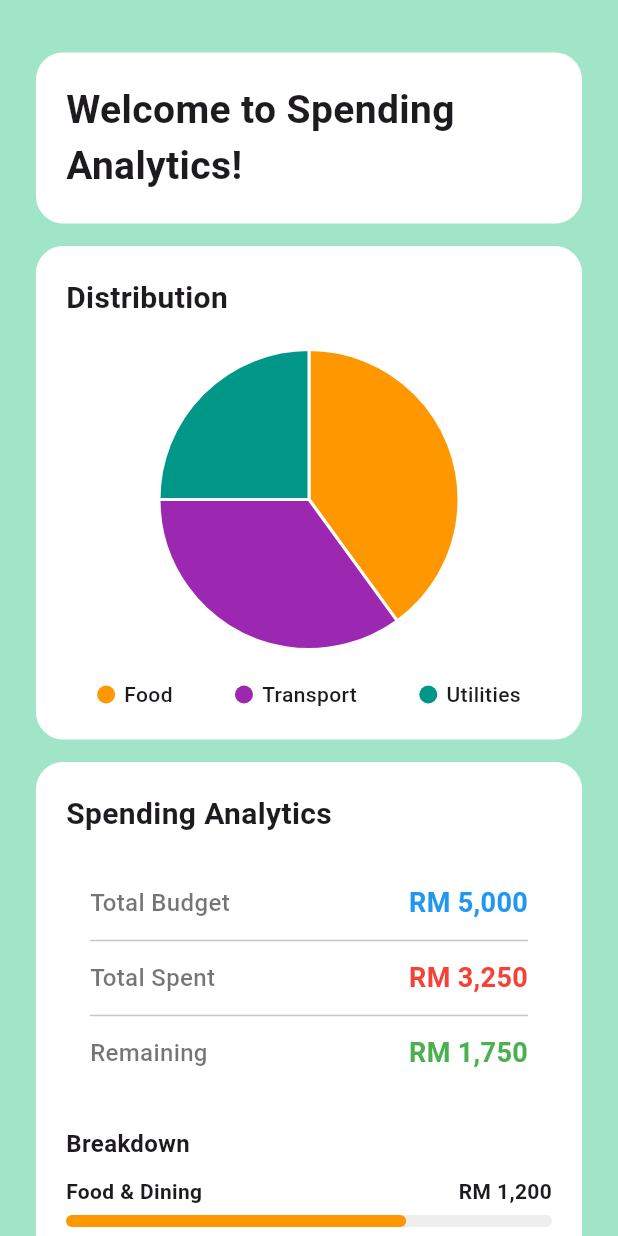
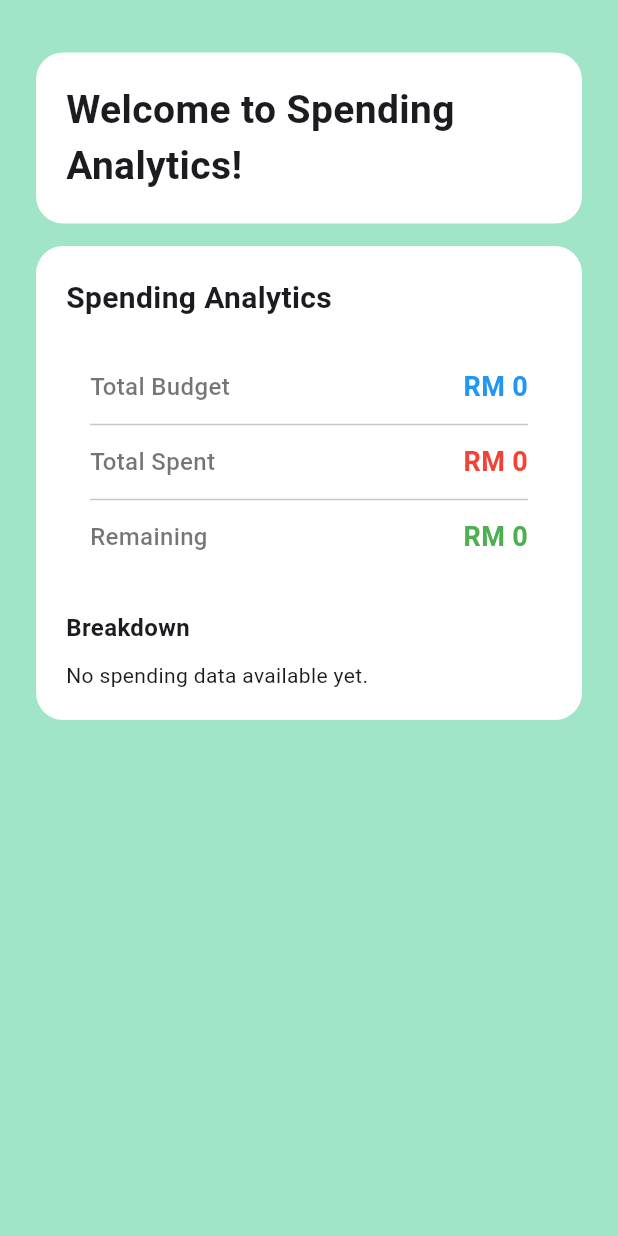
Before and after one commit to adamrujhan/DuitWise-CAT304, a Flutter app: the AnalyticsPage screen opened directly, on a phone screen of 412 x 824 dp. Run offline on Flutter 3.47's test engine with Material 3 defaults, Android fonts, the phone set to English and light mode, and no system bars; our stand-ins replace firebase_auth, firebase_core, firebase_database, fl_chart, flutter_riverpod, go_router and 1 more; accounts and stored records are empty.

Commit message:
added analytics provider and repository and model and also modify analytics page

```diff
--- a/duitwise_app/lib/modules/analytics/view/analytics_page.dart
+++ b/duitwise_app/lib/modules/analytics/view/analytics_page.dart
@@ -1,30 +1,51 @@
 import 'package:duitwise_app/core/widgets/rounded_card.dart';
+import 'package:duitwise_app/data/models/analytics_model.dart';
+// FIX: Use 'package:' and remove '/lib/'
+import 'package:duitwise_app/modules/financial_tracking/providers/analytics_provider.dart';
 import 'package:flutter/material.dart';
+import 'package:flutter_riverpod/flutter_riverpod.dart';
 import 'dart:math';
 
-void main() {
-  runApp(const MaterialApp(home: AnalyticsPage()));
-}
-
-class AnalyticsPage extends StatelessWidget {
+class AnalyticsPage extends ConsumerWidget {
   const AnalyticsPage({super.key});
 
   @override
-  Widget build(BuildContext context) {
+  Widget build(BuildContext context, WidgetRef ref) {
+    // 1. WATCH THE DATA STREAM
+    // This will now trigger a rebuild whenever the financial data changes in Firebase
+    final analyticsAsync = ref.watch(analyticsStreamProvider);
+
     return Scaffold(
-      backgroundColor: const Color(0xFFA0E5C7), // Mint green
+      backgroundColor: const Color(0xFFA0E5C7),
+      body: SafeArea(
+        child: analyticsAsync.when(
+          // LOADING STATE
+          loading: () => const Center(child: CircularProgressIndicator()),
 
-      body: SafeArea(
-        child: SingleChildScrollView(
+          // ERROR STATE
+          error: (err, stack) => Center(child: Text('Error: $err')),
+
+          // DATA LOADED STATE
+          data: (data) {
+            // 2. CALCULATE TOTALS
+            final totalIncome = data.income;
+            // Sum all commitment values
+            final totalSpent = data.commitments.values.fold(0, (sum, item) => sum + item);
+            final remaining = totalIncome - totalSpent;
+
+            // Prepare dynamic colors for categories
+            final List<Color> palette = [
+              Colors.orange, Colors.purple, Colors.teal, Colors.blue, Colors.red, Colors.green
+            ];
+
+            return SingleChildScrollView(
               padding: const EdgeInsets.symmetric(horizontal: 24, vertical: 10),
               child: Column(
                 crossAxisAlignment: CrossAxisAlignment.start,
                 children: [
                   const SizedBox(height: 25),
 
-              // ------------------------------------------------
-              // 1. TOP BOX: Welcome to Spending Analytics
-              // ------------------------------------------------
+                  // --- HEADER ---
                   RoundedCard(
                     child: Padding(
                       padding: const EdgeInsets.all(20),
@@ -37,22 +58,16 @@ class AnalyticsPage extends StatelessWidget {
 
                   const SizedBox(height: 15),
 
-              // ------------------------------------------------
-              // 2. SECOND BOX: Pie Chart
-              // ------------------------------------------------
+                  // --- PIE CHART SECTION ---
+                  // Only show if there is data to display
+                  if (data.commitments.isNotEmpty) ...[
                     RoundedCard(
                       child: Padding(
                         padding: const EdgeInsets.all(20),
                         child: Column(
                           crossAxisAlignment: CrossAxisAlignment.start,
                           children: [
-                      const Text(
-                        "Distribution",
-                        style: TextStyle(
-                          fontSize: 20,
-                          fontWeight: FontWeight.w700,
-                        ),
-                      ),
+                            const Text("Distribution", style: TextStyle(fontSize: 20, fontWeight: FontWeight.w700)),
                             const SizedBox(height: 20),
                             Center(
                               child: SizedBox(
@@ -60,124 +75,101 @@ class AnalyticsPage extends StatelessWidget {
                                 width: 200,
                                 child: CustomPaint(
                                   painter: PieChartPainter(
-                              segments: [
-                                PieSegment(
-                                  color: Colors.orange,
-                                  percentage: 0.4,
-                                ), // Food
-                                PieSegment(
-                                  color: Colors.purple,
-                                  percentage: 0.35,
-                                ), // Transport
-                                PieSegment(
-                                  color: Colors.teal,
-                                  percentage: 0.25,
-                                ), // Utilities
-                              ],
+                                    // Map commitments to PieSegments
+                                    segments: data.commitments.entries.toList().asMap().entries.map((entry) {
+                                      final index = entry.key;
+                                      final value = entry.value.value;
+                                      // Prevent division by zero
+                                      final percentage = totalSpent == 0 ? 0.0 : value / totalSpent;
+
+                                      return PieSegment(
+                                        color: palette[index % palette.length],
+                                        percentage: percentage,
+                                      );
+                                    }).toList(),
                                   ),
                                 ),
                               ),
                             ),
                             const SizedBox(height: 20),
-                      // Legend
-                      Row(
-                        mainAxisAlignment: MainAxisAlignment.spaceAround,
-                        children: [
-                          _buildLegendItem(Colors.orange, "Food"),
-                          _buildLegendItem(Colors.purple, "Transport"),
-                          _buildLegendItem(Colors.teal, "Utilities"),
-                        ],
+                            // Dynamic Legend
+                            Wrap(
+                              spacing: 16,
+                              runSpacing: 8,
+                              children: data.commitments.keys.toList().asMap().entries.map((entry) {
+                                final index = entry.key;
+                                final name = entry.value;
+                                return _buildLegendItem(palette[index % palette.length], name);
+                              }).toList(),
                             ),
                           ],
                         ),
                       ),
                     ),
+                    const SizedBox(height: 15),
+                  ],
 
-              const SizedBox(height: 15),
-
-              // ------------------------------------------------
-              // 3. LAST BOX: Spending Analytics (Details)
-              // ------------------------------------------------
+                  // --- SPENDING DETAILS SECTION ---
                   RoundedCard(
                     child: Padding(
                       padding: const EdgeInsets.all(20),
                       child: Column(
                         crossAxisAlignment: CrossAxisAlignment.start,
                         children: [
-                      const Text(
-                        "Spending Analytics",
-                        style: TextStyle(
-                          fontSize: 20,
-                          fontWeight: FontWeight.w700,
-                        ),
-                      ),
+                          const Text("Spending Analytics", style: TextStyle(fontSize: 20, fontWeight: FontWeight.w700)),
                           const SizedBox(height: 16),
 
-                      // Nested Card for Key Stats
+                          // STATS ROW
                           RoundedCard(
                             child: Padding(
                               padding: const EdgeInsets.all(16),
                               child: Column(
                                 children: [
-                              _buildStatRow(
-                                "Total Budget",
-                                "RM 5,000",
-                                Colors.blue,
-                              ),
+                                  _buildStatRow("Total Budget", "RM $totalIncome", Colors.blue),
                                   const Divider(height: 24),
-                              _buildStatRow(
-                                "Total Spent",
-                                "RM 3,250",
-                                Colors.red,
-                              ),
+                                  _buildStatRow("Total Spent", "RM $totalSpent", Colors.red),
                                   const Divider(height: 24),
-                              _buildStatRow(
-                                "Remaining",
-                                "RM 1,750",
-                                Colors.green,
-                              ),
+                                  _buildStatRow("Remaining", "RM $remaining", Colors.green),
                                 ],
                               ),
                             ),
                           ),
 
                           const SizedBox(height: 20),
-                      const Text(
-                        "Breakdown",
-                        style: TextStyle(
-                          fontSize: 16,
-                          fontWeight: FontWeight.w600,
-                        ),
-                      ),
+                          const Text("Breakdown", style: TextStyle(fontSize: 16, fontWeight: FontWeight.w600)),
                           const SizedBox(height: 10),
+
+                          // DYNAMIC CATEGORY BARS
+                          ...data.commitments.entries.toList().asMap().entries.map((entry) {
+                            final index = entry.key;
+                            final category = entry.value.key;
+                            final amount = entry.value.value;
+                            final percentage = totalIncome == 0 ? 0.0 : amount / totalIncome;
+
+                            return Column(
+                              children: [
                                 _buildCategoryBar(
-                        "Food & Dining",
-                        "RM 1,200",
-                        0.7,
-                        Colors.orange,
+                                  category,
+                                  "RM $amount",
+                                  percentage,
+                                  palette[index % palette.length],
                                 ),
                                 const SizedBox(height: 12),
-                      _buildCategoryBar(
-                        "Transportation",
-                        "RM 450",
-                        0.4,
-                        Colors.purple,
-                      ),
-                      const SizedBox(height: 12),
-                      _buildCategoryBar(
-                        "Utilities",
-                        "RM 300",
-                        0.25,
-                        Colors.teal,
-                      ),
+                              ],
+                            );
+                          }),
+
+                          if (data.commitments.isEmpty)
+                            const Text("No spending data available yet."),
                         ],
                       ),
                     ),
                   ),
-
-              const SizedBox(height: 120), // Scroll spacing above navbar
+                  const SizedBox(height: 120),
                 ],
               ),
+            );
+          },
         ),
       ),
     );
@@ -185,10 +177,10 @@ class AnalyticsPage extends StatelessWidget {
 
   Widget _buildLegendItem(Color color, String label) {
     return Row(
+      mainAxisSize: MainAxisSize.min,
       children: [
         Container(
-          width: 12,
-          height: 12,
+          width: 12, height: 12,
           decoration: BoxDecoration(shape: BoxShape.circle, color: color),
         ),
         const SizedBox(width: 6),
@@ -201,46 +193,21 @@ class AnalyticsPage extends StatelessWidget {
     return Row(
       mainAxisAlignment: MainAxisAlignment.spaceBetween,
       children: [
-        Text(
-          label,
-          style: const TextStyle(
-            fontSize: 16,
-            fontWeight: FontWeight.w500,
-            color: Colors.black54,
-          ),
-        ),
-        Text(
-          value,
-          style: TextStyle(
-            fontSize: 18,
-            fontWeight: FontWeight.w700,
-            color: valueColor,
-          ),
-        ),
+        Text(label, style: const TextStyle(fontSize: 16, fontWeight: FontWeight.w500, color: Colors.black54)),
+        Text(value, style: TextStyle(fontSize: 18, fontWeight: FontWeight.w700, color: valueColor)),
       ],
     );
   }
 
-  Widget _buildCategoryBar(
-    String label,
-    String amount,
-    double percentage,
-    Color color,
-  ) {
+  Widget _buildCategoryBar(String label, String amount, double percentage, Color color) {
     return Column(
       crossAxisAlignment: CrossAxisAlignment.start,
       children: [
         Row(
           mainAxisAlignment: MainAxisAlignment.spaceBetween,
           children: [
-            Text(
-              label,
-              style: const TextStyle(fontWeight: FontWeight.w600, fontSize: 14),
-            ),
-            Text(
-              amount,
-              style: const TextStyle(fontWeight: FontWeight.w700, fontSize: 14),
-            ),
+            Text(label, style: const TextStyle(fontWeight: FontWeight.w600, fontSize: 14)),
+            Text(amount, style: const TextStyle(fontWeight: FontWeight.w700, fontSize: 14)),
           ],
         ),
         const SizedBox(height: 6),
@@ -256,64 +223,35 @@ class AnalyticsPage extends StatelessWidget {
   }
 }
 
-// ------------------------------------------------------
-// Custom Painter for Pie Chart (No external package needed)
-// ------------------------------------------------------
-
+// --- PAINTER CLASSES ---
 class PieSegment {
   final Color color;
-  final double percentage; // 0.0 to 1.0
-
+  final double percentage;
   PieSegment({required this.color, required this.percentage});
 }
 
 class PieChartPainter extends CustomPainter {
   final List<PieSegment> segments;
-
   PieChartPainter({required this.segments});
 
   @override
   void paint(Canvas canvas, Size size) {
-    Paint paint = Paint()
-      ..style = PaintingStyle.fill
-      ..strokeCap = StrokeCap.round;
-
+    Paint paint = Paint()..style = PaintingStyle.fill..strokeCap = StrokeCap.round;
     Offset center = Offset(size.width / 2, size.height / 2);
     double radius = min(size.width / 2, size.height / 2);
-
-    double startAngle = -pi / 2; // Start from top
+    double startAngle = -pi / 2;
 
     for (var segment in segments) {
       final sweepAngle = 2 * pi * segment.percentage;
       paint.color = segment.color;
+      canvas.drawArc(Rect.fromCircle(center: center, radius: radius), startAngle, sweepAngle, true, paint);
 
-      // Draw slice
-      canvas.drawArc(
-        Rect.fromCircle(center: center, radius: radius),
-        startAngle,
-        sweepAngle,
-        true, // useCenter = true for pie slices
-        paint,
-      );
-
-      // Add a thin white border between slices
-      final borderPaint = Paint()
-        ..color = Colors.white
-        ..style = PaintingStyle.stroke
-        ..strokeWidth = 2;
-
-      canvas.drawArc(
-        Rect.fromCircle(center: center, radius: radius),
-        startAngle,
-        sweepAngle,
-        true,
-        borderPaint,
-      );
+      final borderPaint = Paint()..color = Colors.white..style = PaintingStyle.stroke..strokeWidth = 2;
+      canvas.drawArc(Rect.fromCircle(center: center, radius: radius), startAngle, sweepAngle, true, borderPaint);
 
       startAngle += sweepAngle;
     }
   }
-
   @override
   bool shouldRepaint(covariant CustomPainter oldDelegate) => true;
 }
--- /dev/null
+++ b/duitwise_app/lib/modules/financial_tracking/providers/analytics_provider.dart
@@ -0,0 +1,20 @@
+import 'package:duitwise_app/data/models/analytics_model.dart';
+import 'package:duitwise_app/data/repositories/analytics_repository.dart';
+import 'package:flutter_riverpod/flutter_riverpod.dart';
+
+// 1. The Repository Provider (Keeps the repo instance alive)
+final analyticsRepositoryProvider = Provider<AnalyticsRepository>((ref) {
+  return AnalyticsRepository();
+});
+
+// 2. The Stream Provider (The bridge to the UI)
+// NOTE: You need a real UID here. If you have an AuthProvider, use:
+// final uid = ref.watch(authProvider).uid;
+final analyticsStreamProvider = StreamProvider.autoDispose<AnalyticsModel>((ref) {
+  final repository = ref.watch(analyticsRepositoryProvider);
+
+  // TODO: Replace 'user_123' with the actual logged-in user's UID
+  const String uid = 'user_123';
+
+  return repository.watchAnalytics(uid);
+});
```
Also changed, not shown: duitwise_app/lib/data/models/analytics_model.dart (added, +47 -0 lines), duitwise_app/lib/data/repositories/analytics_repository.dart (added, +32 -0 lines). Lines whose indentation alone changed are shown as unchanged.
